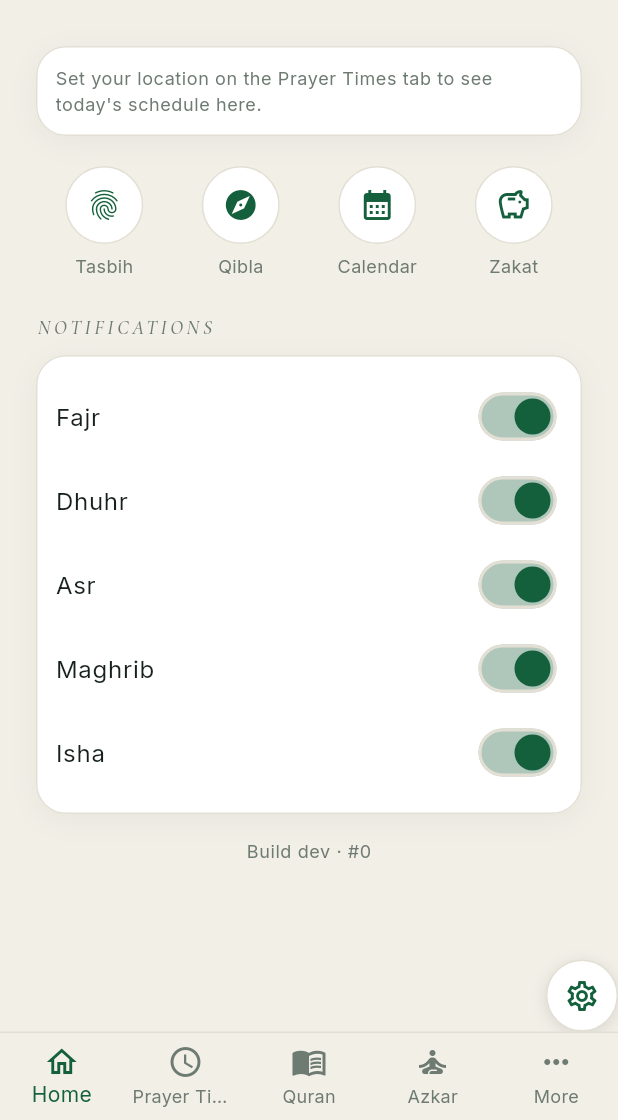
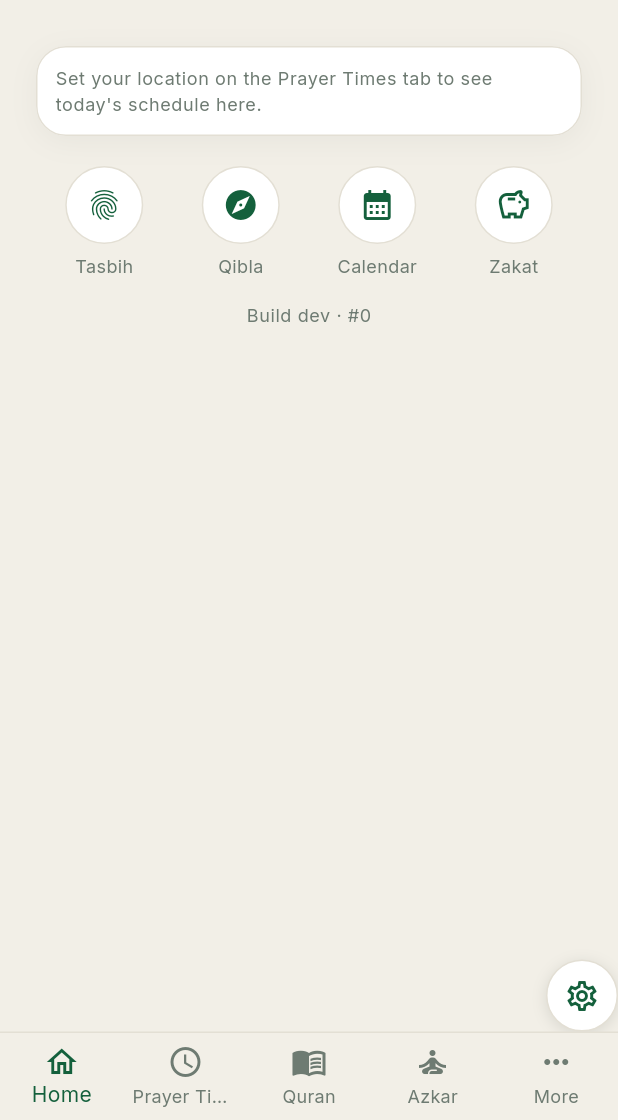
Before and after one commit to ajmalkhan6233-eng/noor_app, a Flutter app: the screen it shows after launch, on a phone screen of 412 x 824 dp, the part 116-1236 px from its top. Run offline on Flutter 3.47's test engine with Material 3 defaults, Android fonts, the phone set to English and light mode, and no system bars; our stand-ins replace adhan, equatable, flutter_bloc, flutter_compass, flutter_local_notifications, flutter_secure_storage and 4 more; accounts and stored records are empty.

Commit message:
Replace Home's large notification toggle card with inline bell icons
The "Notifications" section took a full-width AppCard of five
SwitchListTiles below the prayer list — its own big block, disconnected
from the prayer rows it actually controls. Moved the toggle onto each
prayer row itself in PrayerTimesList: a small bell icon on the left,
next to the prayer name, filled/emerald when on and outlined/muted when
off. Home's standalone "Notifications" header and card are gone —
NotificationTogglesSection was only ever used there, so it's deleted
rather than left dead.

Prayer Times' own use of PrayerTimesList is unaffected — the bell only
appears when the new optional notifications/onToggleNotification
callback is supplied, which only Home does.

Added NotificationSettings.withPrayer(name, value) (inverse of the
existing forPrayer(name)) so the per-row toggle can update by name
without its own switch statement. Extracted PrayerNotificationBell and
showEditLocationDialog into their own files to keep both touched
screens under the 150-line convention.

```diff
--- a/lib/features/home/presentation/home_overview_screen.dart
+++ b/lib/features/home/presentation/home_overview_screen.dart
@@ -20,8 +20,8 @@ import '../../prayer_times/logic/prayer_cubit/prayer_state.dart';
 import '../../prayer_times/presentation/widgets/prayer_times_list.dart';
 import '../../settings/logic/settings_cubit/settings_cubit.dart';
 import '../../settings/logic/settings_cubit/settings_state.dart';
-import '../../settings/presentation/widgets/notification_toggles_section.dart';
 import 'widgets/dashboard_header.dart';
+import 'widgets/edit_location_dialog.dart';
 import 'widgets/next_prayer_card.dart';
 import 'widgets/quick_action_row.dart';
 
@@ -44,28 +44,7 @@ class _HomeView extends StatelessWidget {
   const _HomeView();
 
   Future<void> _editLocation(BuildContext context, String? current) async {
-    final controller = TextEditingController(text: current);
-    final result = await showDialog<String>(
-      context: context,
-      builder: (dialogContext) => AlertDialog(
-        title: const Text('Location name'),
-        content: TextField(
-          controller: controller,
-          autofocus: true,
-          decoration: const InputDecoration(hintText: 'e.g. Amman, Jordan'),
-        ),
-        actions: [
-          TextButton(
-            onPressed: () => Navigator.of(dialogContext).pop(),
-            child: const Text('Cancel'),
-          ),
-          TextButton(
-            onPressed: () => Navigator.of(dialogContext).pop(controller.text),
-            child: const Text('Save'),
-          ),
-        ],
-      ),
-    );
+    final result = await showEditLocationDialog(context, current: current);
     if (result != null && context.mounted) {
       await context.read<SettingsCubit>().setLocationLabel(
         result.trim().isEmpty ? null : result.trim(),
@@ -98,12 +77,9 @@ class _HomeView extends StatelessWidget {
                         ),
                       ),
                       const SizedBox(height: 20),
-                      _prayerSection(prayerState),
+                      _prayerSection(context, prayerState, settingsState),
                       const SizedBox(height: 20),
                       const QuickActionRow(),
-                      const SizedBox(height: 24),
-                      const SectionHeader('Notifications'),
-                      const AppCard(child: NotificationTogglesSection()),
                       const SizedBox(height: 16),
                       _buildStamp(),
                     ],
@@ -126,7 +102,11 @@ class _HomeView extends StatelessWidget {
     );
   }
 
-  Widget _prayerSection(PrayerState state) {
+  Widget _prayerSection(
+    BuildContext context,
+    PrayerState state,
+    SettingsState settingsState,
+  ) {
     final result = state.result;
     if (result is! PrayerTimesComputed) {
       return const AppCard(
@@ -143,7 +123,17 @@ class _HomeView extends StatelessWidget {
         NextPrayerCard(times: result),
         const SizedBox(height: 16),
         const SectionHeader('Today'),
-        AppCard(child: PrayerTimesList(times: result)),
+        AppCard(
+          child: PrayerTimesList(
+            times: result,
+            notifications: settingsState.settings.notifications,
+            onToggleNotification: (prayer, enabled) => context
+                .read<SettingsCubit>()
+                .setNotifications(
+                  settingsState.settings.notifications.withPrayer(prayer, enabled),
+                ),
+          ),
+        ),
       ],
     );
   }
--- a/lib/features/settings/presentation/widgets/notification_toggles_section.dart
+++ /dev/null
@@ -1,57 +0,0 @@
-// Bismillahir Rahmanir Raheem — watermark: ALLAH
-
-import 'package:flutter/material.dart';
-import 'package:flutter_bloc/flutter_bloc.dart';
-
-import '../../../../core/constants/app_colors.dart';
-import '../../data/notification_settings.dart';
-import '../../logic/settings_cubit/settings_cubit.dart';
-import '../../logic/settings_cubit/settings_state.dart';
-
-/// Per-prayer notification toggles.
-class NotificationTogglesSection extends StatelessWidget {
-  const NotificationTogglesSection({super.key});
-
-  @override
-  Widget build(BuildContext context) {
-    return BlocBuilder<SettingsCubit, SettingsState>(
-      builder: (context, state) {
-        final n = state.settings.notifications;
-        return Column(
-          children: [
-            _toggle(context, 'Fajr', n.fajr, (v) => n.copyWith(fajr: v)),
-            _toggle(context, 'Dhuhr', n.dhuhr, (v) => n.copyWith(dhuhr: v)),
-            _toggle(context, 'Asr', n.asr, (v) => n.copyWith(asr: v)),
-            _toggle(
-              context,
-              'Maghrib',
-              n.maghrib,
-              (v) => n.copyWith(maghrib: v),
-            ),
-            _toggle(context, 'Isha', n.isha, (v) => n.copyWith(isha: v)),
-          ],
-        );
-      },
-    );
-  }
-
-  Widget _toggle(
-    BuildContext context,
-    String label,
-    bool value,
-    NotificationSettings Function(bool) apply,
-  ) {
-    return Semantics(
-      label: '$label notification',
-      toggled: value,
-      child: SwitchListTile(
-        contentPadding: EdgeInsets.zero,
-        activeThumbColor: AppColors.emerald,
-        title: Text(label, style: const TextStyle(color: AppColors.ink)),
-        value: value,
-        onChanged: (v) =>
-            context.read<SettingsCubit>().setNotifications(apply(v)),
-      ),
-    );
-  }
-}
```
Also changed, not shown: lib/features/home/presentation/widgets/edit_location_dialog.dart (added, +36 -0 lines), lib/features/prayer_times/presentation/widgets/prayer_notification_bell.dart (added, +41 -0 lines), lib/features/prayer_times/presentation/widgets/prayer_times_list.dart (+39 -12 lines), lib/features/settings/data/notification_settings.dart (+20 -0 lines).
